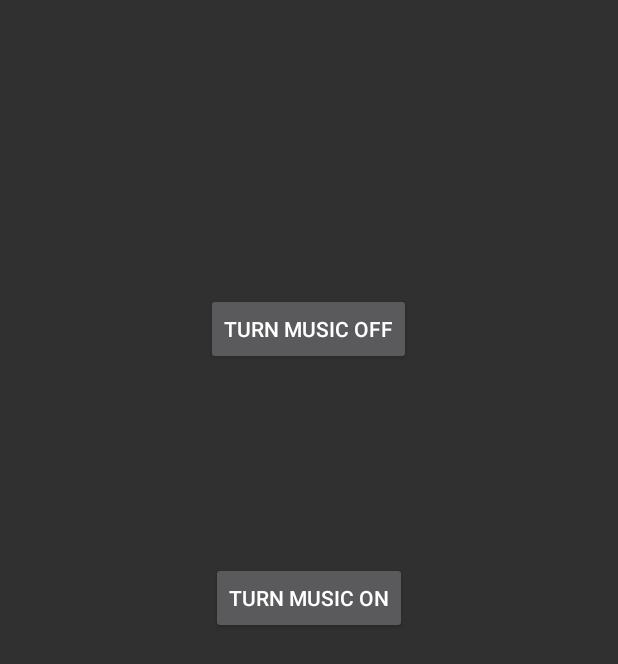
After one commit to tararas124/BublesBoom, an Android app: the SettingsActivity screen opened directly, with no data from a screen before it, on a phone screen of 412 x 824 dp. The commit adds this screen. Shown: the top 664 px of the screen. Run offline under Robolectric (Android 15) with nearby library versions, the phone set to English and light mode, and no system bars.

Commit message:
juust smth done

```diff
--- /dev/null
+++ b/app/src/main/java/com/example/taras/bublesboom/SettingsActivity.java
@@ -0,0 +1,23 @@
+package com.example.taras.bublesboom;
+
+import android.content.Intent;
+import android.support.v7.app.AppCompatActivity;
+import android.os.Bundle;
+import android.view.View;
+
+public class SettingsActivity extends AppCompatActivity {
+
+    @Override
+    protected void onCreate(Bundle savedInstanceState) {
+        super.onCreate(savedInstanceState);
+        setContentView(R.layout.activity_settings);
+    }
+
+    public void musicStart (View view) {
+        startService(new Intent(this, MusicService.class));
+    }
+
+    public void musicStop (View view) {
+        stopService(new Intent(this, MusicService.class));
+    }
+}
--- a/app/src/main/java/com/example/taras/bublesboom/mainPhysics/GameManager.java
+++ b/app/src/main/java/com/example/taras/bublesboom/mainPhysics/GameManager.java
@@ -3,6 +3,8 @@ package com.example.taras.bublesboom.mainPhysics;
 import android.graphics.Canvas;
 import android.graphics.Paint;
 import android.widget.Toast;
+
+import com.example.taras.bublesboom.MainGame;
 
 import java.util.ArrayList;
 import java.util.List;
@@ -79,12 +81,14 @@ public class GameManager {
                     calculateAndSetColor();
                     break;
                 } else {
+                    MainGame.lose++;
                     gameEnd("You Lose!!!");
                     return;
                 }
             }
         }
         if(circles.isEmpty()) {
+            MainGame.win++;
             gameEnd("You Win!!!");
         }
     }
--- /dev/null
+++ b/app/src/main/res/layout/activity_settings.xml
@@ -0,0 +1,32 @@
+<?xml version="1.0" encoding="utf-8"?>
+<RelativeLayout xmlns:android="http://schemas.android.com/apk/res/android"
+    xmlns:tools="http://schemas.android.com/tools"
+    android:id="@+id/activity_settings"
+    android:layout_width="match_parent"
+    android:layout_height="match_parent"
+    android:paddingBottom="@dimen/activity_vertical_margin"
+    android:paddingLeft="@dimen/activity_horizontal_margin"
+    android:paddingRight="@dimen/activity_horizontal_margin"
+    android:paddingTop="@dimen/activity_vertical_margin"
+    tools:context="com.example.taras.bublesboom.SettingsActivity">
+
+    <Button
+        android:text="Turn music on"
+        android:layout_width="wrap_content"
+        android:layout_height="wrap_content"
+        android:id="@+id/buttonOn"
+        android:onClick="musicStart"
+        android:layout_below="@+id/buttonOff"
+        android:layout_centerHorizontal="true"
+        android:layout_marginTop="131dp" />
+
+    <Button
+        android:text="Turn music off"
+        android:layout_width="wrap_content"
+        android:layout_height="wrap_content"
+        android:id="@+id/buttonOff"
+        android:onClick="musicStop"
+        android:layout_alignParentTop="true"
+        android:layout_centerHorizontal="true"
+        android:layout_marginTop="179dp" />
+</RelativeLayout>
--- a/app/src/main/res/values/styles.xml
+++ b/app/src/main/res/values/styles.xml
@@ -1,7 +1,7 @@
 <resources>
 
     <!-- Base application theme. -->
-    <style name="AppTheme" parent="Theme.AppCompat.Light.DarkActionBar">
+    <style name="AppTheme" parent="Theme.AppCompat.NoActionBar">
         <!-- Customize your theme here. -->
         <item name="colorPrimary">@color/colorPrimary</item>
         <item name="colorPrimaryDark">@color/colorPrimaryDark</item>
```
Also changed, not shown: app/src/main/AndroidManifest.xml (+9 -1 lines), app/src/main/java/com/example/taras/bublesboom/MainActivity.java (+8 -6 lines), app/src/main/java/com/example/taras/bublesboom/MainGame.java (added, +31 -0 lines), app/src/main/java/com/example/taras/bublesboom/MusicService.java (added, +54 -0 lines), app/src/main/java/com/example/taras/bublesboom/mainPhysics/CanvasView.java (+5 -8 lines), app/src/main/res/layout/activity_main.xml (+24 -12 lines), app/src/main/res/layout/game.xml (+11 -2 lines), 1 other file.
